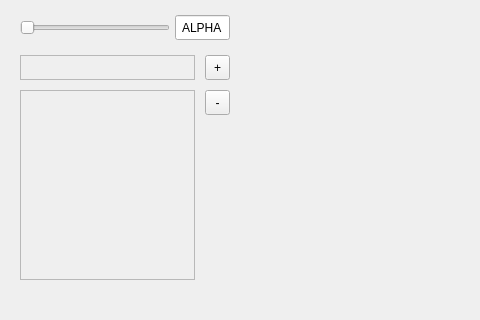
NZaffos/Sprite-Editor, file Assignment8SpriteEditor/mainwindow.ui: the form before one commit; both pictures show x 0 to 480 and y 480 to 800 of the 1000 by 800 pixel window.
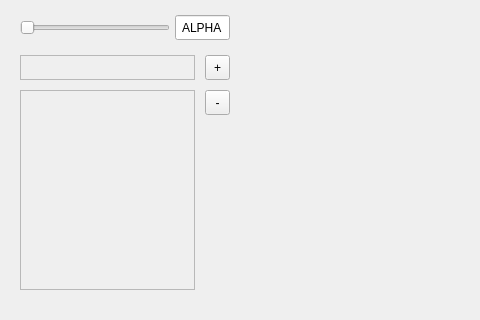
The form after the commit.

Commit message:
color pallet columns are working
trying to fix a bug with the rows not spacing properly

What changed in the file:
```diff
--- a/Assignment8SpriteEditor/mainwindow.ui
+++ b/Assignment8SpriteEditor/mainwindow.ui
@@ -168,29 +168,6 @@
      </size>
     </property>
    </widget>
-   <widget class="QScrollArea" name="colorPalette">
-    <property name="geometry">
-     <rect>
-      <x>20</x>
-      <y>570</y>
-      <width>175</width>
-      <height>190</height>
-     </rect>
-    </property>
-    <property name="widgetResizable">
-     <bool>true</bool>
-    </property>
-    <widget class="QWidget" name="scrollAreaWidgetContents">
-     <property name="geometry">
-      <rect>
-       <x>0</x>
-       <y>0</y>
-       <width>173</width>
-       <height>188</height>
-      </rect>
-     </property>
-    </widget>
-   </widget>
    <widget class="QToolButton" name="deleteFromColoPalette">
     <property name="geometry">
      <rect>
@@ -274,6 +251,29 @@
      <set>Qt::AlignmentFlag::AlignCenter</set>
     </property>
    </widget>
+   <widget class="QScrollArea" name="colorPalette">
+    <property name="geometry">
+     <rect>
+      <x>20</x>
+      <y>570</y>
+      <width>175</width>
+      <height>200</height>
+     </rect>
+    </property>
+    <property name="widgetResizable">
+     <bool>true</bool>
+    </property>
+    <widget class="QWidget" name="colorPaletteScrollContents">
+     <property name="geometry">
+      <rect>
+       <x>0</x>
+       <y>0</y>
+       <width>173</width>
+       <height>198</height>
+      </rect>
+     </property>
+    </widget>
+   </widget>
   </widget>
   <widget class="QStatusBar" name="statusbar"/>
  </widget>
```
The commit also changes 2 other files.
